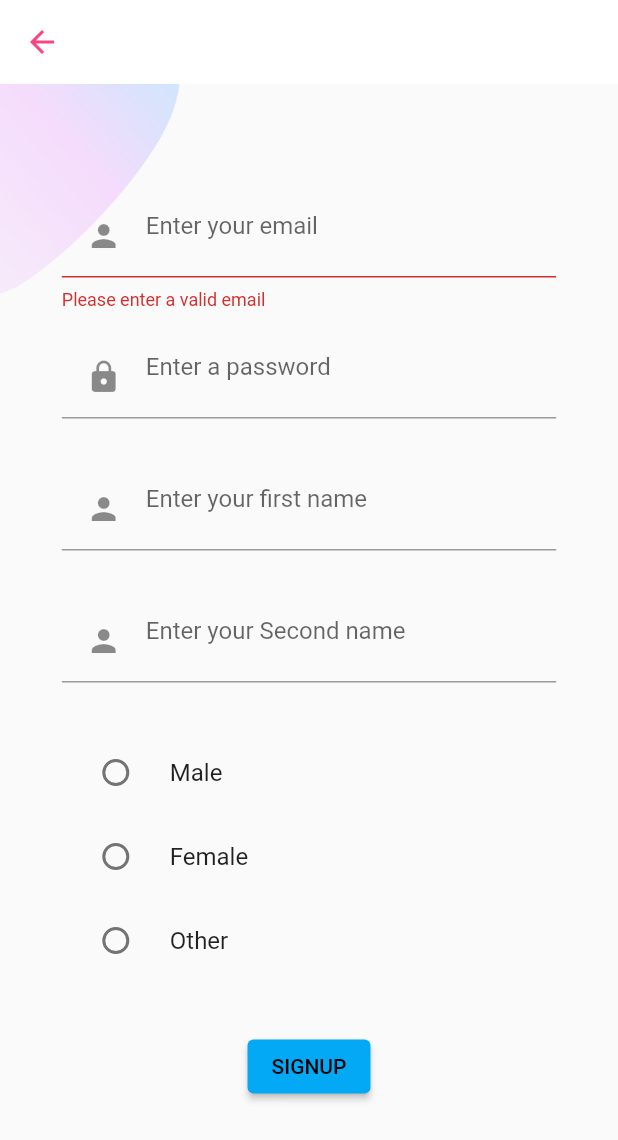
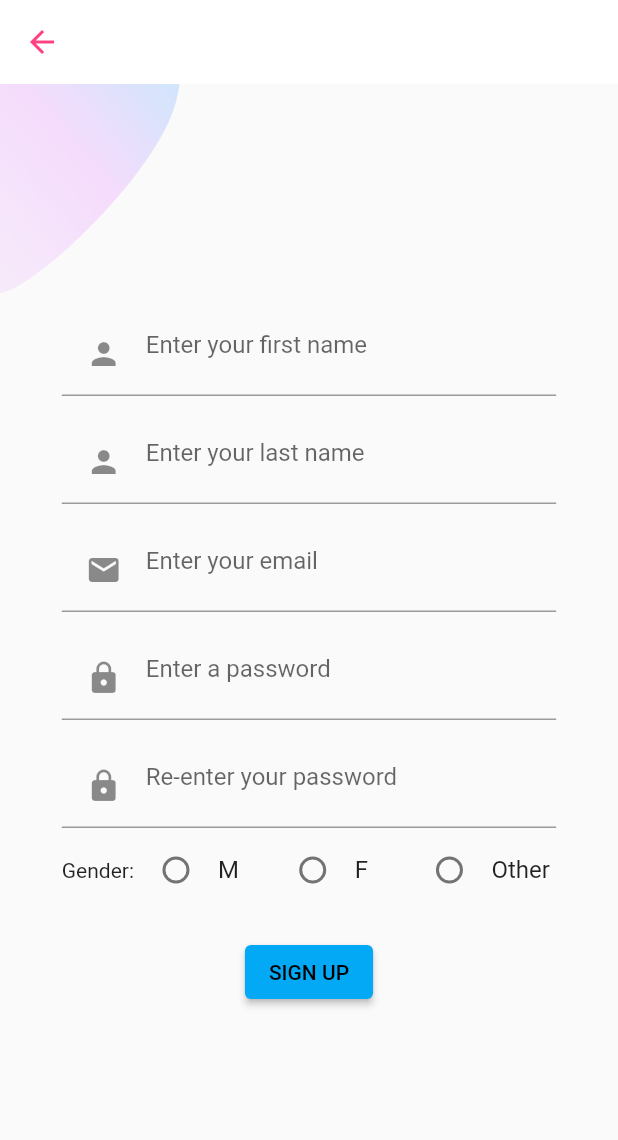
Before and after one commit to afham22/final-project, a Flutter app: the signUpScreen screen opened directly, on a phone screen of 412 x 824 dp. Shown: the top 1140 px of the screen. Run offline on Flutter 3.47's test engine with Material 2 defaults, Android fonts, the phone set to English and light mode, and no system bars; our stand-ins replace date_picker_timeline, email_validator, flutter_staggered_animations, flutter_svg, get, get_storage and 2 more; accounts and stored records are empty.

Commit message:
front end

```diff
--- a/bugetify_app/lib/screens/emailCheck/components/emailCheck_form.dart
+++ b/bugetify_app/lib/screens/emailCheck/components/emailCheck_form.dart
@@ -69,7 +69,9 @@ class _CheckEmailState extends State<emailCheckForm> {
           const SizedBox(height: 16.0 / 2),
           ElevatedButton(
             onPressed: () {
-              checkEmail(checkEmailController.text.toString());
+              // checkEmail(checkEmailController.text.toString());
+              Navigator.of(context).push(
+                  MaterialPageRoute(builder: (context) => signUpScreen()));
             },
             child: Text("Verify Email".toUpperCase()),
           ),
--- a/bugetify_app/lib/screens/signUp/components/signUp_form.dart
+++ b/bugetify_app/lib/screens/signUp/components/signUp_form.dart
@@ -1,20 +1,51 @@
 import 'package:flutter/material.dart';
 import 'package:email_validator/email_validator.dart';
 
-String? gender;
-
-class signUpForm extends StatelessWidget {
-  const signUpForm({
+class signUpForm extends StatefulWidget {
+  signUpForm({
     Key? key,
   }) : super(key: key);
 
   @override
+  _signUpFormState createState() => _signUpFormState();
+}
+
+class _signUpFormState extends State<signUpForm> {
+  String? _gender;
+  final _passwordController = TextEditingController();
+
+  @override
   Widget build(BuildContext context) {
-    return Form(
-        autovalidateMode: AutovalidateMode.always,
-        child: Stack(children: [
-          Column(
+    return SingleChildScrollView(
+      child: Column(
         children: [
+          SizedBox(height: 16.0),
+          TextFormField(
+            textInputAction: TextInputAction.next,
+            obscureText: false,
+            cursorColor: Color(0xFF6F35A5),
+            decoration: InputDecoration(
+              hintText: "Enter your first name",
+              prefixIcon: Padding(
+                padding: const EdgeInsets.all(16.0),
+                child: Icon(Icons.person),
+              ),
+            ),
+          ),
+          SizedBox(height: 16.0),
+          TextFormField(
+            textInputAction: TextInputAction.next,
+            obscureText: false,
+            cursorColor: Color(0xFF6F35A5),
+            decoration: InputDecoration(
+              hintText: "Enter your last name",
+              prefixIcon: Padding(
+                padding: const EdgeInsets.all(16.0),
+                child: Icon(Icons.person),
+              ),
+            ),
+          ),
+          SizedBox(height: 16.0),
           TextFormField(
             keyboardType: TextInputType.emailAddress,
             textInputAction: TextInputAction.next,
@@ -27,14 +58,13 @@ class signUpForm extends StatelessWidget {
               hintText: "Enter your email",
               prefixIcon: Padding(
                 padding: const EdgeInsets.all(16.0),
-                    child: Icon(Icons.person),
+                child: Icon(Icons.email),
               ),
             ),
           ),
-              Padding(
-                padding: const EdgeInsets.symmetric(vertical: 16.0),
-                child: TextFormField(
-                  textInputAction: TextInputAction.done,
+          SizedBox(height: 16.0),
+          TextFormField(
+            textInputAction: TextInputAction.next,
             obscureText: true,
             cursorColor: Color(0xFF6F35A5),
             decoration: InputDecoration(
@@ -45,86 +75,98 @@ class signUpForm extends StatelessWidget {
               ),
             ),
           ),
-              ),
-              Padding(
-                padding: const EdgeInsets.symmetric(vertical: 16.0),
-                child: TextFormField(
+          SizedBox(height: 16.0),
+          TextFormField(
             textInputAction: TextInputAction.done,
             obscureText: true,
             cursorColor: Color(0xFF6F35A5),
             decoration: InputDecoration(
-                    hintText: "Enter your first name",
+              hintText: "Re-enter your password",
               prefixIcon: Padding(
                 padding: const EdgeInsets.all(16.0),
-                      child: Icon(Icons.person),
+                child: Icon(Icons.lock),
               ),
             ),
+            validator: (value) {
+              final password = _passwordController.text;
+              if (value != password) {
+                return 'Passwords do not match';
+              }
+              return null;
+            },
+          ),
+          Row(
+            children: [
+              Text('Gender:'),
+              SizedBox(width: 8),
+              Expanded(
+                child: Row(
+                  children: [
+                    Expanded(
+                      child: RadioListTile<String>(
+                        contentPadding: EdgeInsets.zero,
+                        visualDensity:
+                            VisualDensity(horizontal: -4, vertical: 0),
+                        title: Text('M'),
+                        value: 'male',
+                        groupValue: _gender,
+                        onChanged: (value) {
+                          setState(() {
+                            _gender = value!;
+                          });
+                        },
                       ),
                     ),
-              Padding(
-                padding: const EdgeInsets.symmetric(vertical: 16.0),
-                child: TextFormField(
-                  textInputAction: TextInputAction.done,
-                  obscureText: true,
-                  cursorColor: Color(0xFF6F35A5),
-                  decoration: InputDecoration(
-                    hintText: "Enter your Second name",
-                    prefixIcon: Padding(
-                      padding: const EdgeInsets.all(16.0),
-                      child: Icon(Icons.person),
+                    Expanded(
+                      child: RadioListTile<String>(
+                        contentPadding: EdgeInsets.zero,
+                        visualDensity:
+                            VisualDensity(horizontal: -4, vertical: 0),
+                        title: Text('F'),
+                        value: 'female',
+                        groupValue: _gender,
+                        onChanged: (value) {
+                          setState(() {
+                            _gender = value!;
+                          });
+                        },
                       ),
                     ),
+                    Expanded(
+                      child: RadioListTile<String>(
+                        visualDensity:
+                            VisualDensity(horizontal: -4, vertical: 0),
+                        contentPadding:
+                            EdgeInsets.zero, // Set contentPadding to zero
+
+                        title: Text('Other'),
+                        value: 'other',
+                        groupValue: _gender,
+                        onChanged: (value) {
+                          setState(() {
+                            _gender = value!;
+                          });
+                        },
                       ),
                     ),
-              Padding(
-                  padding: const EdgeInsets.symmetric(vertical: 16.0),
-                  child: Column(
-                    children: [
-                      RadioListTile(
-                        title: Text("Male"),
-                        value: "male",
-                        groupValue: gender,
-                        onChanged: (value) {
-                          // setState(() {
-                          //     gender = value.toString();
-                          // });
-                        },
+                  ],
                 ),
-                      RadioListTile(
-                        title: Text("Female"),
-                        value: "female",
-                        groupValue: gender,
-                        onChanged: (value) {
-                          // setState(() {
-                          //     gender = value.toString();
-                          // });
-                        },
               ),
-                      RadioListTile(
-                        title: Text("Other"),
-                        value: "other",
-                        groupValue: gender,
-                        onChanged: (value) {
-                          // setState(() {
-                          //     gender = value.toString();
-                          // });
-                        },
-                      )
             ],
-                  )),
-              const SizedBox(height: 16.0),
+          ),
+          SizedBox(height: 16.0),
           Hero(
             tag: "signUp_btn",
             child: ElevatedButton(
               onPressed: () {},
               child: Text(
-                    "SignUp".toUpperCase(),
+                "Sign Up".toUpperCase(),
               ),
             ),
           ),
-              const SizedBox(height: 16.0),
+          SizedBox(height: 16.0),
         ],
       ),
-        ]));
+    );
   }
 }
--- a/bugetify_app/lib/screens/signUp/signUp_screen.dart
+++ b/bugetify_app/lib/screens/signUp/signUp_screen.dart
@@ -34,7 +34,7 @@ class MobilesignUpScreen extends StatelessWidget {
       mainAxisAlignment: MainAxisAlignment.center,
       children: <Widget>[
         Row(
-          children: const [
+          children: [
             Spacer(),
             Expanded(
               flex: 8,
```
Lines whose indentation alone changed are shown as unchanged.
